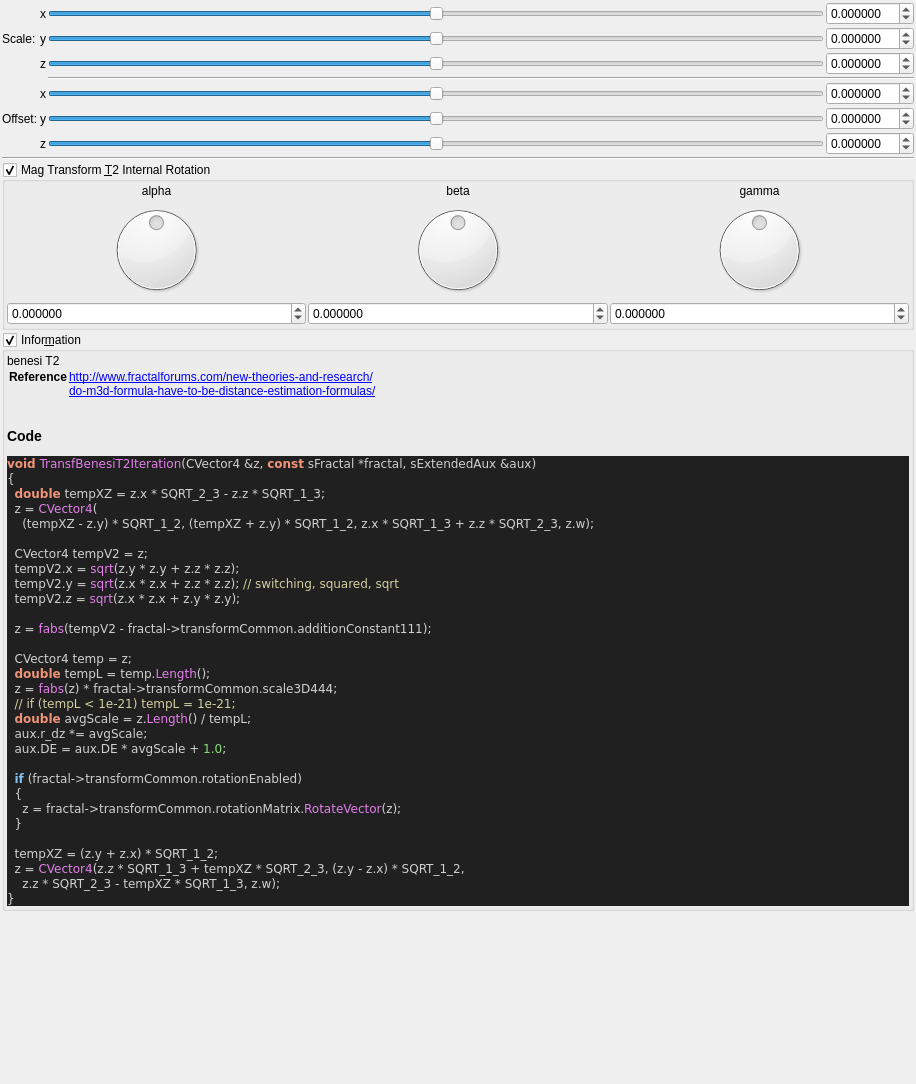
The window that mandelbulber2/formula/ui/fractal_transf_benesi_t2.ui (buddhi1980/mandelbulber2) describes before a commit, drawn with Qt 5.
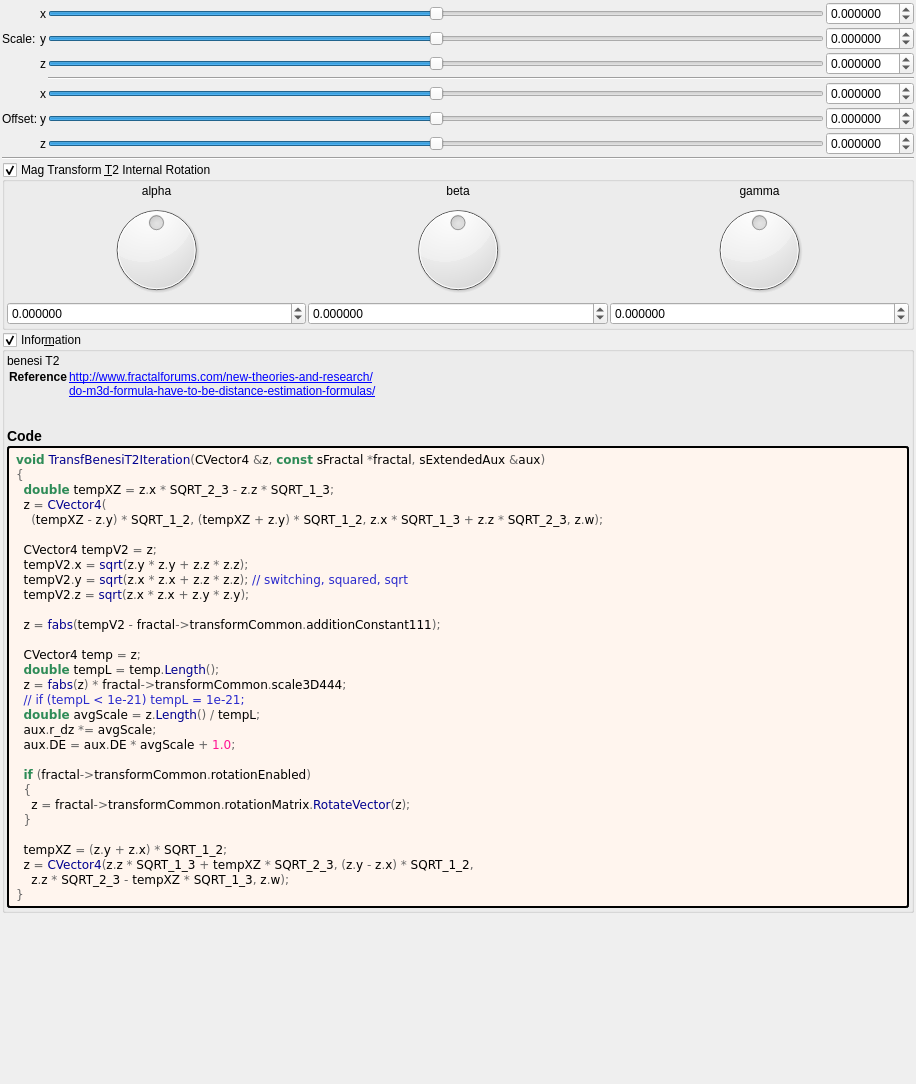
The same window after the commit. Custom widgets are drawn as their Qt base class.

Diff of the .ui file:
```diff
--- a/mandelbulber2/formula/ui/fractal_transf_benesi_t2.ui
+++ b/mandelbulber2/formula/ui/fractal_transf_benesi_t2.ui
@@ -621,45 +621,60 @@
        <number>2</number>
       </property>
       <item>
-       <widget class="QLabel" name="label_code_content">
+	   <widget class="QLabel" name="label_information_general">
         <property name="text">
          <string notr="true">&lt;p&gt;benesi T2&lt;/p&gt;&lt;table&gt;
 &lt;tr&gt;&lt;th&gt;Reference&lt;/th&gt;&lt;td&gt;&lt;a href=&quot;http://www.fractalforums.com/new-theories-and-research/&quot;&gt;http://www.fractalforums.com/new-theories-and-research/&lt;br&gt;
 &lt;a href=&quot;do-m3d-formula-have-to-be-distance-estimation-formulas/&quot;&gt;do-m3d-formula-have-to-be-distance-estimation-formulas/&lt;br&gt;
 &lt;/td&gt;&lt;/tr&gt;
 &lt;/table&gt;
-&lt;h3&gt;Code&lt;/h3&gt;
-&lt;body style=&quot;background-color:#202020&quot;&gt;
-&lt;pre style=&quot;color:#d0d0d0; background-color:#202020;  font-family:'Courier New',monospace;&quot;&gt;&lt;span style=&quot;color:#f09479; font-weight:bold&quot;&gt;void&lt;/span&gt; &lt;span style=&quot;color:#e47eed&quot;&gt;TransfBenesiT2Iteration&lt;/span&gt;&lt;span style=&quot;color:#d0d0d0&quot;&gt;(&lt;/span&gt;CVector4 &lt;span style=&quot;color:#d0d0d0&quot;&gt;&amp;amp;&lt;/span&gt;z&lt;span style=&quot;color:#d0d0d0&quot;&gt;,&lt;/span&gt; &lt;span style=&quot;color:#f09479; font-weight:bold&quot;&gt;const&lt;/span&gt; sFractal &lt;span style=&quot;color:#d0d0d0&quot;&gt;*&lt;/span&gt;fractal&lt;span style=&quot;color:#d0d0d0&quot;&gt;,&lt;/span&gt; sExtendedAux &lt;span style=&quot;color:#d0d0d0&quot;&gt;&amp;amp;&lt;/span&gt;aux&lt;span style=&quot;color:#d0d0d0&quot;&gt;)&lt;/span&gt;
-&lt;span style=&quot;color:#d0d0d0&quot;&gt;{&lt;/span&gt;
-  &lt;span style=&quot;color:#f09479; font-weight:bold&quot;&gt;double&lt;/span&gt; tempXZ &lt;span style=&quot;color:#d0d0d0&quot;&gt;=&lt;/span&gt; z&lt;span style=&quot;color:#d0d0d0&quot;&gt;.&lt;/span&gt;x &lt;span style=&quot;color:#d0d0d0&quot;&gt;*&lt;/span&gt; SQRT_2_3 &lt;span style=&quot;color:#d0d0d0&quot;&gt;-&lt;/span&gt; z&lt;span style=&quot;color:#d0d0d0&quot;&gt;.&lt;/span&gt;z &lt;span style=&quot;color:#d0d0d0&quot;&gt;*&lt;/span&gt; SQRT_1_3&lt;span style=&quot;color:#d0d0d0&quot;&gt;;&lt;/span&gt;
-  z &lt;span style=&quot;color:#d0d0d0&quot;&gt;=&lt;/span&gt; &lt;span style=&quot;color:#e47eed&quot;&gt;CVector4&lt;/span&gt;&lt;span style=&quot;color:#d0d0d0&quot;&gt;(&lt;/span&gt;
-    &lt;span style=&quot;color:#d0d0d0&quot;&gt;(&lt;/span&gt;tempXZ &lt;span style=&quot;color:#d0d0d0&quot;&gt;-&lt;/span&gt; z&lt;span style=&quot;color:#d0d0d0&quot;&gt;.&lt;/span&gt;y&lt;span style=&quot;color:#d0d0d0&quot;&gt;) *&lt;/span&gt; SQRT_1_2&lt;span style=&quot;color:#d0d0d0&quot;&gt;, (&lt;/span&gt;tempXZ &lt;span style=&quot;color:#d0d0d0&quot;&gt;+&lt;/span&gt; z&lt;span style=&quot;color:#d0d0d0&quot;&gt;.&lt;/span&gt;y&lt;span style=&quot;color:#d0d0d0&quot;&gt;) *&lt;/span&gt; SQRT_1_2&lt;span style=&quot;color:#d0d0d0&quot;&gt;,&lt;/span&gt; z&lt;span style=&quot;color:#d0d0d0&quot;&gt;.&lt;/span&gt;x &lt;span style=&quot;color:#d0d0d0&quot;&gt;*&lt;/span&gt; SQRT_1_3 &lt;span style=&quot;color:#d0d0d0&quot;&gt;+&lt;/span&gt; z&lt;span style=&quot;color:#d0d0d0&quot;&gt;.&lt;/span&gt;z &lt;span style=&quot;color:#d0d0d0&quot;&gt;*&lt;/span&gt; SQRT_2_3&lt;span style=&quot;color:#d0d0d0&quot;&gt;,&lt;/span&gt; z&lt;span style=&quot;color:#d0d0d0&quot;&gt;.&lt;/span&gt;w&lt;span style=&quot;color:#d0d0d0&quot;&gt;);&lt;/span&gt;
+&lt;h3&gt;Code&lt;/h3&gt;</string>
+		</property>
+		<property name="wordWrap">
+		 <bool>true</bool>
+		</property>
+		<property name="openExternalLinks">
+		 <bool>true</bool>
+		</property>
+		<property name="textInteractionFlags">
+		 <set>Qt::LinksAccessibleByMouse|Qt::TextSelectableByMouse</set>
+		</property>
+		</widget>
+	   </item>
+	   <item>
+	    <widget class="QLabel" name="label_code_content">
+		 <property name="text">
+		  <string notr="true">&lt;body style=&quot;background-color:#fff5ee&quot;&gt;
+&lt;pre style=&quot;color:#000000; background-color:#fff5ee;  font-family:'Courier New',monospace;&quot;&gt;&lt;span style=&quot;color:#2e8b57; font-weight:bold&quot;&gt;void&lt;/span&gt; &lt;span style=&quot;color:#00008f&quot;&gt;TransfBenesiT2Iteration&lt;/span&gt;&lt;span style=&quot;color:#676767&quot;&gt;(&lt;/span&gt;CVector4 &lt;span style=&quot;color:#676767&quot;&gt;&amp;amp;&lt;/span&gt;z&lt;span style=&quot;color:#676767&quot;&gt;,&lt;/span&gt; &lt;span style=&quot;color:#2e8b57; font-weight:bold&quot;&gt;const&lt;/span&gt; sFractal &lt;span style=&quot;color:#676767&quot;&gt;*&lt;/span&gt;fractal&lt;span style=&quot;color:#676767&quot;&gt;,&lt;/span&gt; sExtendedAux &lt;span style=&quot;color:#676767&quot;&gt;&amp;amp;&lt;/span&gt;aux&lt;span style=&quot;color:#676767&quot;&gt;)&lt;/span&gt;
+&lt;span style=&quot;color:#676767&quot;&gt;{&lt;/span&gt;
+  &lt;span style=&quot;color:#2e8b57; font-weight:bold&quot;&gt;double&lt;/span&gt; tempXZ &lt;span style=&quot;color:#676767&quot;&gt;=&lt;/span&gt; z&lt;span style=&quot;color:#676767&quot;&gt;.&lt;/span&gt;x &lt;span style=&quot;color:#676767&quot;&gt;*&lt;/span&gt; SQRT_2_3 &lt;span style=&quot;color:#676767&quot;&gt;-&lt;/span&gt; z&lt;span style=&quot;color:#676767&quot;&gt;.&lt;/span&gt;z &lt;span style=&quot;color:#676767&quot;&gt;*&lt;/span&gt; SQRT_1_3&lt;span style=&quot;color:#676767&quot;&gt;;&lt;/span&gt;
+  z &lt;span style=&quot;color:#676767&quot;&gt;=&lt;/span&gt; &lt;span style=&quot;color:#00008f&quot;&gt;CVector4&lt;/span&gt;&lt;span style=&quot;color:#676767&quot;&gt;(&lt;/span&gt;
+    &lt;span style=&quot;color:#676767&quot;&gt;(&lt;/span&gt;tempXZ &lt;span style=&quot;color:#676767&quot;&gt;-&lt;/span&gt; z&lt;span style=&quot;color:#676767&quot;&gt;.&lt;/span&gt;y&lt;span style=&quot;color:#676767&quot;&gt;) *&lt;/span&gt; SQRT_1_2&lt;span style=&quot;color:#676767&quot;&gt;, (&lt;/span&gt;tempXZ &lt;span style=&quot;color:#676767&quot;&gt;+&lt;/span&gt; z&lt;span style=&quot;color:#676767&quot;&gt;.&lt;/span&gt;y&lt;span style=&quot;color:#676767&quot;&gt;) *&lt;/span&gt; SQRT_1_2&lt;span style=&quot;color:#676767&quot;&gt;,&lt;/span&gt; z&lt;span style=&quot;color:#676767&quot;&gt;.&lt;/span&gt;x &lt;span style=&quot;color:#676767&quot;&gt;*&lt;/span&gt; SQRT_1_3 &lt;span style=&quot;color:#676767&quot;&gt;+&lt;/span&gt; z&lt;span style=&quot;color:#676767&quot;&gt;.&lt;/span&gt;z &lt;span style=&quot;color:#676767&quot;&gt;*&lt;/span&gt; SQRT_2_3&lt;span style=&quot;color:#676767&quot;&gt;,&lt;/span&gt; z&lt;span style=&quot;color:#676767&quot;&gt;.&lt;/span&gt;w&lt;span style=&quot;color:#676767&quot;&gt;);&lt;/span&gt;
 
-  CVector4 tempV2 &lt;span style=&quot;color:#d0d0d0&quot;&gt;=&lt;/span&gt; z&lt;span style=&quot;color:#d0d0d0&quot;&gt;;&lt;/span&gt;
-  tempV2&lt;span style=&quot;color:#d0d0d0&quot;&gt;.&lt;/span&gt;x &lt;span style=&quot;color:#d0d0d0&quot;&gt;=&lt;/span&gt; &lt;span style=&quot;color:#e47eed&quot;&gt;sqrt&lt;/span&gt;&lt;span style=&quot;color:#d0d0d0&quot;&gt;(&lt;/span&gt;z&lt;span style=&quot;color:#d0d0d0&quot;&gt;.&lt;/span&gt;y &lt;span style=&quot;color:#d0d0d0&quot;&gt;*&lt;/span&gt; z&lt;span style=&quot;color:#d0d0d0&quot;&gt;.&lt;/span&gt;y &lt;span style=&quot;color:#d0d0d0&quot;&gt;+&lt;/span&gt; z&lt;span style=&quot;color:#d0d0d0&quot;&gt;.&lt;/span&gt;z &lt;span style=&quot;color:#d0d0d0&quot;&gt;*&lt;/span&gt; z&lt;span style=&quot;color:#d0d0d0&quot;&gt;.&lt;/span&gt;z&lt;span style=&quot;color:#d0d0d0&quot;&gt;);&lt;/span&gt;
-  tempV2&lt;span style=&quot;color:#d0d0d0&quot;&gt;.&lt;/span&gt;y &lt;span style=&quot;color:#d0d0d0&quot;&gt;=&lt;/span&gt; &lt;span style=&quot;color:#e47eed&quot;&gt;sqrt&lt;/span&gt;&lt;span style=&quot;color:#d0d0d0&quot;&gt;(&lt;/span&gt;z&lt;span style=&quot;color:#d0d0d0&quot;&gt;.&lt;/span&gt;x &lt;span style=&quot;color:#d0d0d0&quot;&gt;*&lt;/span&gt; z&lt;span style=&quot;color:#d0d0d0&quot;&gt;.&lt;/span&gt;x &lt;span style=&quot;color:#d0d0d0&quot;&gt;+&lt;/span&gt; z&lt;span style=&quot;color:#d0d0d0&quot;&gt;.&lt;/span&gt;z &lt;span style=&quot;color:#d0d0d0&quot;&gt;*&lt;/span&gt; z&lt;span style=&quot;color:#d0d0d0&quot;&gt;.&lt;/span&gt;z&lt;span style=&quot;color:#d0d0d0&quot;&gt;);&lt;/span&gt; &lt;span style=&quot;color:#d0d0a0&quot;&gt;// switching, squared, sqrt&lt;/span&gt;
-  tempV2&lt;span style=&quot;color:#d0d0d0&quot;&gt;.&lt;/span&gt;z &lt;span style=&quot;color:#d0d0d0&quot;&gt;=&lt;/span&gt; &lt;span style=&quot;color:#e47eed&quot;&gt;sqrt&lt;/span&gt;&lt;span style=&quot;color:#d0d0d0&quot;&gt;(&lt;/span&gt;z&lt;span style=&quot;color:#d0d0d0&quot;&gt;.&lt;/span&gt;x &lt;span style=&quot;color:#d0d0d0&quot;&gt;*&lt;/span&gt; z&lt;span style=&quot;color:#d0d0d0&quot;&gt;.&lt;/span&gt;x &lt;span style=&quot;color:#d0d0d0&quot;&gt;+&lt;/span&gt; z&lt;span style=&quot;color:#d0d0d0&quot;&gt;.&lt;/span&gt;y &lt;span style=&quot;color:#d0d0d0&quot;&gt;*&lt;/span&gt; z&lt;span style=&quot;color:#d0d0d0&quot;&gt;.&lt;/span&gt;y&lt;span style=&quot;color:#d0d0d0&quot;&gt;);&lt;/span&gt;
+  CVector4 tempV2 &lt;span style=&quot;color:#676767&quot;&gt;=&lt;/span&gt; z&lt;span style=&quot;color:#676767&quot;&gt;;&lt;/span&gt;
+  tempV2&lt;span style=&quot;color:#676767&quot;&gt;.&lt;/span&gt;x &lt;span style=&quot;color:#676767&quot;&gt;=&lt;/span&gt; &lt;span style=&quot;color:#00008f&quot;&gt;sqrt&lt;/span&gt;&lt;span style=&quot;color:#676767&quot;&gt;(&lt;/span&gt;z&lt;span style=&quot;color:#676767&quot;&gt;.&lt;/span&gt;y &lt;span style=&quot;color:#676767&quot;&gt;*&lt;/span&gt; z&lt;span style=&quot;color:#676767&quot;&gt;.&lt;/span&gt;y &lt;span style=&quot;color:#676767&quot;&gt;+&lt;/span&gt; z&lt;span style=&quot;color:#676767&quot;&gt;.&lt;/span&gt;z &lt;span style=&quot;color:#676767&quot;&gt;*&lt;/span&gt; z&lt;span style=&quot;color:#676767&quot;&gt;.&lt;/span&gt;z&lt;span style=&quot;color:#676767&quot;&gt;);&lt;/span&gt;
+  tempV2&lt;span style=&quot;color:#676767&quot;&gt;.&lt;/span&gt;y &lt;span style=&quot;color:#676767&quot;&gt;=&lt;/span&gt; &lt;span style=&quot;color:#00008f&quot;&gt;sqrt&lt;/span&gt;&lt;span style=&quot;color:#676767&quot;&gt;(&lt;/span&gt;z&lt;span style=&quot;color:#676767&quot;&gt;.&lt;/span&gt;x &lt;span style=&quot;color:#676767&quot;&gt;*&lt;/span&gt; z&lt;span style=&quot;color:#676767&quot;&gt;.&lt;/span&gt;x &lt;span style=&quot;color:#676767&quot;&gt;+&lt;/span&gt; z&lt;span style=&quot;color:#676767&quot;&gt;.&lt;/span&gt;z &lt;span style=&quot;color:#676767&quot;&gt;*&lt;/span&gt; z&lt;span style=&quot;color:#676767&quot;&gt;.&lt;/span&gt;z&lt;span style=&quot;color:#676767&quot;&gt;);&lt;/span&gt; &lt;span style=&quot;color:#2929cc&quot;&gt;// switching, squared, sqrt&lt;/span&gt;
+  tempV2&lt;span style=&quot;color:#676767&quot;&gt;.&lt;/span&gt;z &lt;span style=&quot;color:#676767&quot;&gt;=&lt;/span&gt; &lt;span style=&quot;color:#00008f&quot;&gt;sqrt&lt;/span&gt;&lt;span style=&quot;color:#676767&quot;&gt;(&lt;/span&gt;z&lt;span style=&quot;color:#676767&quot;&gt;.&lt;/span&gt;x &lt;span style=&quot;color:#676767&quot;&gt;*&lt;/span&gt; z&lt;span style=&quot;color:#676767&quot;&gt;.&lt;/span&gt;x &lt;span style=&quot;color:#676767&quot;&gt;+&lt;/span&gt; z&lt;span style=&quot;color:#676767&quot;&gt;.&lt;/span&gt;y &lt;span style=&quot;color:#676767&quot;&gt;*&lt;/span&gt; z&lt;span style=&quot;color:#676767&quot;&gt;.&lt;/span&gt;y&lt;span style=&quot;color:#676767&quot;&gt;);&lt;/span&gt;
 
-  z &lt;span style=&quot;color:#d0d0d0&quot;&gt;=&lt;/span&gt; &lt;span style=&quot;color:#e47eed&quot;&gt;fabs&lt;/span&gt;&lt;span style=&quot;color:#d0d0d0&quot;&gt;(&lt;/span&gt;tempV2 &lt;span style=&quot;color:#d0d0d0&quot;&gt;-&lt;/span&gt; fractal&lt;span style=&quot;color:#d0d0d0&quot;&gt;-&amp;gt;&lt;/span&gt;transformCommon&lt;span style=&quot;color:#d0d0d0&quot;&gt;.&lt;/span&gt;additionConstant111&lt;span style=&quot;color:#d0d0d0&quot;&gt;);&lt;/span&gt;
+  z &lt;span style=&quot;color:#676767&quot;&gt;=&lt;/span&gt; &lt;span style=&quot;color:#00008f&quot;&gt;fabs&lt;/span&gt;&lt;span style=&quot;color:#676767&quot;&gt;(&lt;/span&gt;tempV2 &lt;span style=&quot;color:#676767&quot;&gt;-&lt;/span&gt; fractal&lt;span style=&quot;color:#676767&quot;&gt;-&amp;gt;&lt;/span&gt;transformCommon&lt;span style=&quot;color:#676767&quot;&gt;.&lt;/span&gt;additionConstant111&lt;span style=&quot;color:#676767&quot;&gt;);&lt;/span&gt;
 
-  CVector4 temp &lt;span style=&quot;color:#d0d0d0&quot;&gt;=&lt;/span&gt; z&lt;span style=&quot;color:#d0d0d0&quot;&gt;;&lt;/span&gt;
-  &lt;span style=&quot;color:#f09479; font-weight:bold&quot;&gt;double&lt;/span&gt; tempL &lt;span style=&quot;color:#d0d0d0&quot;&gt;=&lt;/span&gt; temp&lt;span style=&quot;color:#d0d0d0&quot;&gt;.&lt;/span&gt;&lt;span style=&quot;color:#e47eed&quot;&gt;Length&lt;/span&gt;&lt;span style=&quot;color:#d0d0d0&quot;&gt;();&lt;/span&gt;
-  z &lt;span style=&quot;color:#d0d0d0&quot;&gt;=&lt;/span&gt; &lt;span style=&quot;color:#e47eed&quot;&gt;fabs&lt;/span&gt;&lt;span style=&quot;color:#d0d0d0&quot;&gt;(&lt;/span&gt;z&lt;span style=&quot;color:#d0d0d0&quot;&gt;) *&lt;/span&gt; fractal&lt;span style=&quot;color:#d0d0d0&quot;&gt;-&amp;gt;&lt;/span&gt;transformCommon&lt;span style=&quot;color:#d0d0d0&quot;&gt;.&lt;/span&gt;scale3D444&lt;span style=&quot;color:#d0d0d0&quot;&gt;;&lt;/span&gt;
-  &lt;span style=&quot;color:#d0d0a0&quot;&gt;// if (tempL &amp;lt; 1e-21) tempL = 1e-21;&lt;/span&gt;
-  &lt;span style=&quot;color:#f09479; font-weight:bold&quot;&gt;double&lt;/span&gt; avgScale &lt;span style=&quot;color:#d0d0d0&quot;&gt;=&lt;/span&gt; z&lt;span style=&quot;color:#d0d0d0&quot;&gt;.&lt;/span&gt;&lt;span style=&quot;color:#e47eed&quot;&gt;Length&lt;/span&gt;&lt;span style=&quot;color:#d0d0d0&quot;&gt;() /&lt;/span&gt; tempL&lt;span style=&quot;color:#d0d0d0&quot;&gt;;&lt;/span&gt;
-  aux&lt;span style=&quot;color:#d0d0d0&quot;&gt;.&lt;/span&gt;r_dz &lt;span style=&quot;color:#d0d0d0&quot;&gt;*=&lt;/span&gt; avgScale&lt;span style=&quot;color:#d0d0d0&quot;&gt;;&lt;/span&gt;
-  aux&lt;span style=&quot;color:#d0d0d0&quot;&gt;.&lt;/span&gt;DE &lt;span style=&quot;color:#d0d0d0&quot;&gt;=&lt;/span&gt; aux&lt;span style=&quot;color:#d0d0d0&quot;&gt;.&lt;/span&gt;DE &lt;span style=&quot;color:#d0d0d0&quot;&gt;*&lt;/span&gt; avgScale &lt;span style=&quot;color:#d0d0d0&quot;&gt;+&lt;/span&gt; &lt;span style=&quot;color:#87df71&quot;&gt;1.0&lt;/span&gt;&lt;span style=&quot;color:#d0d0d0&quot;&gt;;&lt;/span&gt;
+  CVector4 temp &lt;span style=&quot;color:#676767&quot;&gt;=&lt;/span&gt; z&lt;span style=&quot;color:#676767&quot;&gt;;&lt;/span&gt;
+  &lt;span style=&quot;color:#2e8b57; font-weight:bold&quot;&gt;double&lt;/span&gt; tempL &lt;span style=&quot;color:#676767&quot;&gt;=&lt;/span&gt; temp&lt;span style=&quot;color:#676767&quot;&gt;.&lt;/span&gt;&lt;span style=&quot;color:#00008f&quot;&gt;Length&lt;/span&gt;&lt;span style=&quot;color:#676767&quot;&gt;();&lt;/span&gt;
+  z &lt;span style=&quot;color:#676767&quot;&gt;=&lt;/span&gt; &lt;span style=&quot;color:#00008f&quot;&gt;fabs&lt;/span&gt;&lt;span style=&quot;color:#676767&quot;&gt;(&lt;/span&gt;z&lt;span style=&quot;color:#676767&quot;&gt;) *&lt;/span&gt; fractal&lt;span style=&quot;color:#676767&quot;&gt;-&amp;gt;&lt;/span&gt;transformCommon&lt;span style=&quot;color:#676767&quot;&gt;.&lt;/span&gt;scale3D444&lt;span style=&quot;color:#676767&quot;&gt;;&lt;/span&gt;
+  &lt;span style=&quot;color:#2929cc&quot;&gt;// if (tempL &amp;lt; 1e-21) tempL = 1e-21;&lt;/span&gt;
+  &lt;span style=&quot;color:#2e8b57; font-weight:bold&quot;&gt;double&lt;/span&gt; avgScale &lt;span style=&quot;color:#676767&quot;&gt;=&lt;/span&gt; z&lt;span style=&quot;color:#676767&quot;&gt;.&lt;/span&gt;&lt;span style=&quot;color:#00008f&quot;&gt;Length&lt;/span&gt;&lt;span style=&quot;color:#676767&quot;&gt;() /&lt;/span&gt; tempL&lt;span style=&quot;color:#676767&quot;&gt;;&lt;/span&gt;
+  aux&lt;span style=&quot;color:#676767&quot;&gt;.&lt;/span&gt;r_dz &lt;span style=&quot;color:#676767&quot;&gt;*=&lt;/span&gt; avgScale&lt;span style=&quot;color:#676767&quot;&gt;;&lt;/span&gt;
+  aux&lt;span style=&quot;color:#676767&quot;&gt;.&lt;/span&gt;DE &lt;span style=&quot;color:#676767&quot;&gt;=&lt;/span&gt; aux&lt;span style=&quot;color:#676767&quot;&gt;.&lt;/span&gt;DE &lt;span style=&quot;color:#676767&quot;&gt;*&lt;/span&gt; avgScale &lt;span style=&quot;color:#676767&quot;&gt;+&lt;/span&gt; &lt;span style=&quot;color:#ff1493&quot;&gt;1.0&lt;/span&gt;&lt;span style=&quot;color:#676767&quot;&gt;;&lt;/span&gt;
 
-  &lt;span style=&quot;color:#7ec0ee; font-weight:bold&quot;&gt;if&lt;/span&gt; &lt;span style=&quot;color:#d0d0d0&quot;&gt;(&lt;/span&gt;fractal&lt;span style=&quot;color:#d0d0d0&quot;&gt;-&amp;gt;&lt;/span&gt;transformCommon&lt;span style=&quot;color:#d0d0d0&quot;&gt;.&lt;/span&gt;rotationEnabled&lt;span style=&quot;color:#d0d0d0&quot;&gt;)&lt;/span&gt;
-  &lt;span style=&quot;color:#d0d0d0&quot;&gt;{&lt;/span&gt;
-    z &lt;span style=&quot;color:#d0d0d0&quot;&gt;=&lt;/span&gt; fractal&lt;span style=&quot;color:#d0d0d0&quot;&gt;-&amp;gt;&lt;/span&gt;transformCommon&lt;span style=&quot;color:#d0d0d0&quot;&gt;.&lt;/span&gt;rotationMatrix&lt;span style=&quot;color:#d0d0d0&quot;&gt;.&lt;/span&gt;&lt;span style=&quot;color:#e47eed&quot;&gt;RotateVector&lt;/span&gt;&lt;span style=&quot;color:#d0d0d0&quot;&gt;(&lt;/span&gt;z&lt;span style=&quot;color:#d0d0d0&quot;&gt;);&lt;/span&gt;
-  &lt;span style=&quot;color:#d0d0d0&quot;&gt;}&lt;/span&gt;
+  &lt;span style=&quot;color:#2e8b57; font-weight:bold&quot;&gt;if&lt;/span&gt; &lt;span style=&quot;color:#676767&quot;&gt;(&lt;/span&gt;fractal&lt;span style=&quot;color:#676767&quot;&gt;-&amp;gt;&lt;/span&gt;transformCommon&lt;span style=&quot;color:#676767&quot;&gt;.&lt;/span&gt;rotationEnabled&lt;span style=&quot;color:#676767&quot;&gt;)&lt;/span&gt;
+  &lt;span style=&quot;color:#676767&quot;&gt;{&lt;/span&gt;
+    z &lt;span style=&quot;color:#676767&quot;&gt;=&lt;/span&gt; fractal&lt;span style=&quot;color:#676767&quot;&gt;-&amp;gt;&lt;/span&gt;transformCommon&lt;span style=&quot;color:#676767&quot;&gt;.&lt;/span&gt;rotationMatrix&lt;span style=&quot;color:#676767&quot;&gt;.&lt;/span&gt;&lt;span style=&quot;color:#00008f&quot;&gt;RotateVector&lt;/span&gt;&lt;span style=&quot;color:#676767&quot;&gt;(&lt;/span&gt;z&lt;span style=&quot;color:#676767&quot;&gt;);&lt;/span&gt;
+  &lt;span style=&quot;color:#676767&quot;&gt;}&lt;/span&gt;
 
-  tempXZ &lt;span style=&quot;color:#d0d0d0&quot;&gt;= (&lt;/span&gt;z&lt;span style=&quot;color:#d0d0d0&quot;&gt;.&lt;/span&gt;y &lt;span style=&quot;color:#d0d0d0&quot;&gt;+&lt;/span&gt; z&lt;span style=&quot;color:#d0d0d0&quot;&gt;.&lt;/span&gt;x&lt;span style=&quot;color:#d0d0d0&quot;&gt;) *&lt;/span&gt; SQRT_1_2&lt;span style=&quot;color:#d0d0d0&quot;&gt;;&lt;/span&gt;
-  z &lt;span style=&quot;color:#d0d0d0&quot;&gt;=&lt;/span&gt; &lt;span style=&quot;color:#e47eed&quot;&gt;CVector4&lt;/span&gt;&lt;span style=&quot;color:#d0d0d0&quot;&gt;(&lt;/span&gt;z&lt;span style=&quot;color:#d0d0d0&quot;&gt;.&lt;/span&gt;z &lt;span style=&quot;color:#d0d0d0&quot;&gt;*&lt;/span&gt; SQRT_1_3 &lt;span style=&quot;color:#d0d0d0&quot;&gt;+&lt;/span&gt; tempXZ &lt;span style=&quot;color:#d0d0d0&quot;&gt;*&lt;/span&gt; SQRT_2_3&lt;span style=&quot;color:#d0d0d0&quot;&gt;, (&lt;/span&gt;z&lt;span style=&quot;color:#d0d0d0&quot;&gt;.&lt;/span&gt;y &lt;span style=&quot;color:#d0d0d0&quot;&gt;-&lt;/span&gt; z&lt;span style=&quot;color:#d0d0d0&quot;&gt;.&lt;/span&gt;x&lt;span style=&quot;color:#d0d0d0&quot;&gt;) *&lt;/span&gt; SQRT_1_2&lt;span style=&quot;color:#d0d0d0&quot;&gt;,&lt;/span&gt;
-    z&lt;span style=&quot;color:#d0d0d0&quot;&gt;.&lt;/span&gt;z &lt;span style=&quot;color:#d0d0d0&quot;&gt;*&lt;/span&gt; SQRT_2_3 &lt;span style=&quot;color:#d0d0d0&quot;&gt;-&lt;/span&gt; tempXZ &lt;span style=&quot;color:#d0d0d0&quot;&gt;*&lt;/span&gt; SQRT_1_3&lt;span style=&quot;color:#d0d0d0&quot;&gt;,&lt;/span&gt; z&lt;span style=&quot;color:#d0d0d0&quot;&gt;.&lt;/span&gt;w&lt;span style=&quot;color:#d0d0d0&quot;&gt;);&lt;/span&gt;
-&lt;span style=&quot;color:#d0d0d0&quot;&gt;}&lt;/span&gt;
+  tempXZ &lt;span style=&quot;color:#676767&quot;&gt;= (&lt;/span&gt;z&lt;span style=&quot;color:#676767&quot;&gt;.&lt;/span&gt;y &lt;span style=&quot;color:#676767&quot;&gt;+&lt;/span&gt; z&lt;span style=&quot;color:#676767&quot;&gt;.&lt;/span&gt;x&lt;span style=&quot;color:#676767&quot;&gt;) *&lt;/span&gt; SQRT_1_2&lt;span style=&quot;color:#676767&quot;&gt;;&lt;/span&gt;
+  z &lt;span style=&quot;color:#676767&quot;&gt;=&lt;/span&gt; &lt;span style=&quot;color:#00008f&quot;&gt;CVector4&lt;/span&gt;&lt;span style=&quot;color:#676767&quot;&gt;(&lt;/span&gt;z&lt;span style=&quot;color:#676767&quot;&gt;.&lt;/span&gt;z &lt;span style=&quot;color:#676767&quot;&gt;*&lt;/span&gt; SQRT_1_3 &lt;span style=&quot;color:#676767&quot;&gt;+&lt;/span&gt; tempXZ &lt;span style=&quot;color:#676767&quot;&gt;*&lt;/span&gt; SQRT_2_3&lt;span style=&quot;color:#676767&quot;&gt;, (&lt;/span&gt;z&lt;span style=&quot;color:#676767&quot;&gt;.&lt;/span&gt;y &lt;span style=&quot;color:#676767&quot;&gt;-&lt;/span&gt; z&lt;span style=&quot;color:#676767&quot;&gt;.&lt;/span&gt;x&lt;span style=&quot;color:#676767&quot;&gt;) *&lt;/span&gt; SQRT_1_2&lt;span style=&quot;color:#676767&quot;&gt;,&lt;/span&gt;
+    z&lt;span style=&quot;color:#676767&quot;&gt;.&lt;/span&gt;z &lt;span style=&quot;color:#676767&quot;&gt;*&lt;/span&gt; SQRT_2_3 &lt;span style=&quot;color:#676767&quot;&gt;-&lt;/span&gt; tempXZ &lt;span style=&quot;color:#676767&quot;&gt;*&lt;/span&gt; SQRT_1_3&lt;span style=&quot;color:#676767&quot;&gt;,&lt;/span&gt; z&lt;span style=&quot;color:#676767&quot;&gt;.&lt;/span&gt;w&lt;span style=&quot;color:#676767&quot;&gt;);&lt;/span&gt;
+&lt;span style=&quot;color:#676767&quot;&gt;}&lt;/span&gt;
 &lt;/pre&gt;
 &lt;/body&gt;</string>
         </property>
@@ -672,6 +687,9 @@
         <property name="textInteractionFlags">
          <set>Qt::LinksAccessibleByMouse|Qt::TextSelectableByMouse</set>
         </property>
+		 <property name="styleSheet">
+		  <string notr="true">border-style: outset; border-width: 2px; border-radius: 3px; border-color: black; background-color: #fff5ee; padding: 4px;</string>
+		  </property>
        </widget>
       </item>
      </layout>
```
Lines whose indentation alone changed are shown as unchanged.
